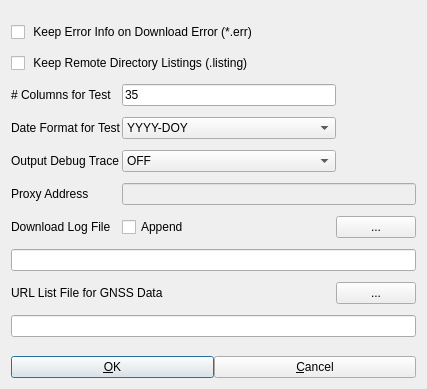
Old version of the form app/rtkget_qt/getoptdlg.ui in the repository tomojitakasu/RTKLIB.
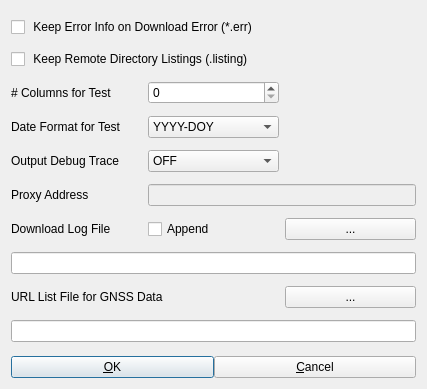
New version of the form.

```diff
--- a/app/rtkget_qt/getoptdlg.ui
+++ b/app/rtkget_qt/getoptdlg.ui
@@ -44,89 +44,7 @@
       <property name="bottomMargin">
        <number>0</number>
       </property>
-      <property name="spacing">
-       <number>0</number>
-      </property>
-      <item row="4" column="1">
-       <widget class="QComboBox" name="TraceLevel">
-        <property name="enabled">
-         <bool>true</bool>
-        </property>
-        <property name="toolTip">
-         <string/>
-        </property>
-        <item>
-         <property name="text">
-          <string>OFF</string>
-         </property>
-        </item>
-        <item>
-         <property name="text">
-          <string>Level 1</string>
-         </property>
-        </item>
-        <item>
-         <property name="text">
-          <string>Level 2</string>
-         </property>
-        </item>
-        <item>
-         <property name="text">
-          <string>Level 3</string>
-         </property>
-        </item>
-        <item>
-         <property name="text">
-          <string>Level 4</string>
-         </property>
-        </item>
-        <item>
-         <property name="text">
-          <string>Level 5</string>
-         </property>
-        </item>
-       </widget>
-      </item>
-      <item row="5" column="0">
-       <widget class="QLabel" name="Label3">
-        <property name="enabled">
-         <bool>true</bool>
-        </property>
-        <property name="toolTip">
-         <string/>
-        </property>
-        <property name="text">
-         <string>Proxy Address</string>
-        </property>
-       </widget>
-      </item>
-      <item row="2" column="1">
-       <widget class="QLineEdit" name="NCol">
-        <property name="enabled">
-         <bool>true</bool>
-        </property>
-        <property name="toolTip">
-         <string/>
-        </property>
-        <property name="text">
-         <string>35</string>
-        </property>
-       </widget>
-      </item>
-      <item row="2" column="0">
-       <widget class="QLabel" name="Label6">
-        <property name="enabled">
-         <bool>true</bool>
-        </property>
-        <property name="toolTip">
-         <string/>
-        </property>
-        <property name="text">
-         <string># Columns for Test</string>
-        </property>
-       </widget>
-      </item>
-      <item row="3" column="0">
+      <item row="4" column="0">
        <widget class="QLabel" name="Label5">
         <property name="enabled">
          <bool>true</bool>
@@ -139,59 +57,7 @@
         </property>
        </widget>
       </item>
-      <item row="5" column="1" colspan="2">
-       <widget class="QLineEdit" name="Proxy">
-        <property name="enabled">
-         <bool>false</bool>
-        </property>
-        <property name="toolTip">
-         <string/>
-        </property>
-        <property name="text">
-         <string/>
-        </property>
-       </widget>
-      </item>
-      <item row="9" column="0" colspan="3">
-       <widget class="QLineEdit" name="UrlFile">
-        <property name="enabled">
-         <bool>true</bool>
-        </property>
-        <property name="toolTip">
-         <string/>
-        </property>
-        <property name="text">
-         <string/>
-        </property>
-       </widget>
-      </item>
-      <item row="6" column="0">
-       <widget class="QLabel" name="Label4">
-        <property name="enabled">
-         <bool>true</bool>
-        </property>
-        <property name="toolTip">
-         <string/>
-        </property>
-        <property name="text">
-         <string>Download Log File</string>
-        </property>
-       </widget>
-      </item>
-      <item row="6" column="1">
-       <widget class="QCheckBox" name="LogAppend">
-        <property name="toolTip">
-         <string/>
-        </property>
-        <property name="text">
-         <string>Append</string>
-        </property>
-        <property name="checked">
-         <bool>false</bool>
-        </property>
-       </widget>
-      </item>
-      <item row="8" column="2">
+      <item row="9" column="2">
        <widget class="QPushButton" name="BtnUrlFile">
         <property name="enabled">
          <bool>true</bool>
@@ -233,8 +99,8 @@
         </property>
        </widget>
       </item>
-      <item row="7" column="0" colspan="3">
-       <widget class="QLineEdit" name="LogFile">
+      <item row="7" column="2">
+       <widget class="QPushButton" name="BtnLogFile">
         <property name="enabled">
          <bool>true</bool>
         </property>
@@ -242,11 +108,14 @@
          <string/>
         </property>
         <property name="text">
-         <string/>
+         <string>...</string>
+        </property>
+        <property name="flat">
+         <bool>false</bool>
         </property>
        </widget>
       </item>
-      <item row="8" column="0" colspan="2">
+      <item row="9" column="0" colspan="2">
        <widget class="QLabel" name="Label1">
         <property name="enabled">
          <bool>true</bool>
@@ -259,7 +128,33 @@
         </property>
        </widget>
       </item>
-      <item row="3" column="1">
+      <item row="5" column="0">
+       <widget class="QLabel" name="Label2">
+        <property name="enabled">
+         <bool>true</bool>
+        </property>
+        <property name="toolTip">
+         <string/>
+        </property>
+        <property name="text">
+         <string>Output Debug Trace</string>
+        </property>
+       </widget>
+      </item>
+      <item row="3" column="0">
+       <widget class="QLabel" name="Label6">
+        <property name="enabled">
+         <bool>true</bool>
+        </property>
+        <property name="toolTip">
+         <string/>
+        </property>
+        <property name="text">
+         <string># Columns for Test</string>
+        </property>
+       </widget>
+      </item>
+      <item row="4" column="1">
        <widget class="QComboBox" name="DateFormat">
         <property name="enabled">
          <bool>true</bool>
@@ -284,8 +179,8 @@
         </item>
        </widget>
       </item>
-      <item row="4" column="0">
-       <widget class="QLabel" name="Label2">
+      <item row="10" column="0" colspan="3">
+       <widget class="QLineEdit" name="UrlFile">
         <property name="enabled">
          <bool>true</bool>
         </property>
@@ -293,12 +188,12 @@
          <string/>
         </property>
         <property name="text">
-         <string>Output Debug Trace</string>
+         <string/>
         </property>
        </widget>
       </item>
-      <item row="6" column="2">
-       <widget class="QPushButton" name="BtnLogFile">
+      <item row="6" column="0">
+       <widget class="QLabel" name="Label3">
         <property name="enabled">
          <bool>true</bool>
         </property>
@@ -306,13 +201,109 @@
          <string/>
         </property>
         <property name="text">
-         <string>...</string>
+         <string>Proxy Address</string>
         </property>
-        <property name="flat">
+       </widget>
+      </item>
+      <item row="7" column="0">
+       <widget class="QLabel" name="Label4">
+        <property name="enabled">
+         <bool>true</bool>
+        </property>
+        <property name="toolTip">
+         <string/>
+        </property>
+        <property name="text">
+         <string>Download Log File</string>
+        </property>
+       </widget>
+      </item>
+      <item row="7" column="1">
+       <widget class="QCheckBox" name="LogAppend">
+        <property name="toolTip">
+         <string/>
+        </property>
+        <property name="text">
+         <string>Append</string>
+        </property>
+        <property name="checked">
          <bool>false</bool>
         </property>
        </widget>
       </item>
+      <item row="8" column="0" colspan="3">
+       <widget class="QLineEdit" name="LogFile">
+        <property name="enabled">
+         <bool>true</bool>
+        </property>
+        <property name="toolTip">
+         <string/>
+        </property>
+        <property name="text">
+         <string/>
+        </property>
+       </widget>
+      </item>
+      <item row="5" column="1">
+       <widget class="QComboBox" name="TraceLevel">
+        <property name="enabled">
+         <bool>true</bool>
+        </property>
+        <property name="toolTip">
+         <string/>
+        </property>
+        <item>
+         <property name="text">
+          <string>OFF</string>
+         </property>
+        </item>
+        <item>
+         <property name="text">
+          <string>Level 1</string>
+         </property>
+        </item>
+        <item>
+         <property name="text">
+          <string>Level 2</string>
+         </property>
+        </item>
+        <item>
+         <property name="text">
+          <string>Level 3</string>
+         </property>
+        </item>
+        <item>
+         <property name="text">
+          <string>Level 4</string>
+         </property>
+        </item>
+        <item>
+         <property name="text">
+          <string>Level 5</string>
+         </property>
+        </item>
+       </widget>
+      </item>
+      <item row="6" column="1" colspan="2">
+       <widget class="QLineEdit" name="Proxy">
+        <property name="enabled">
+         <bool>false</bool>
+        </property>
+        <property name="toolTip">
+         <string/>
+        </property>
+        <property name="text">
+         <string/>
+        </property>
+       </widget>
+      </item>
+      <item row="3" column="1">
+       <widget class="QSpinBox" name="NCol">
+        <property name="maximum">
+         <number>9999</number>
+        </property>
+       </widget>
+      </item>
      </layout>
     </widget>
    </item>
```
